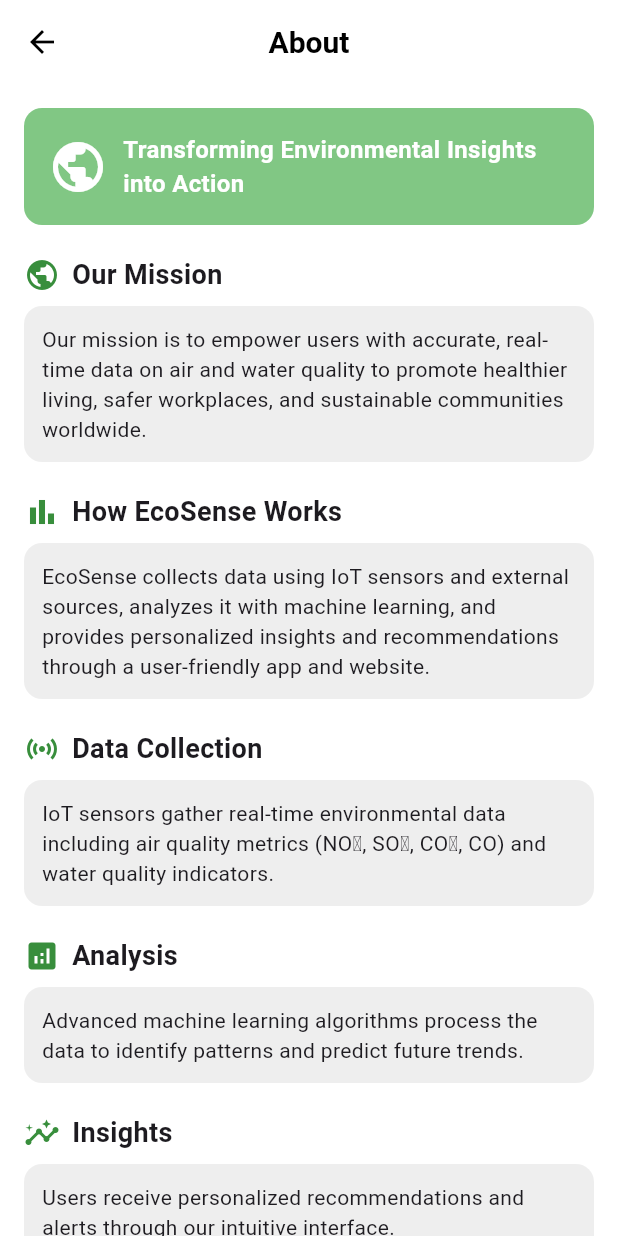
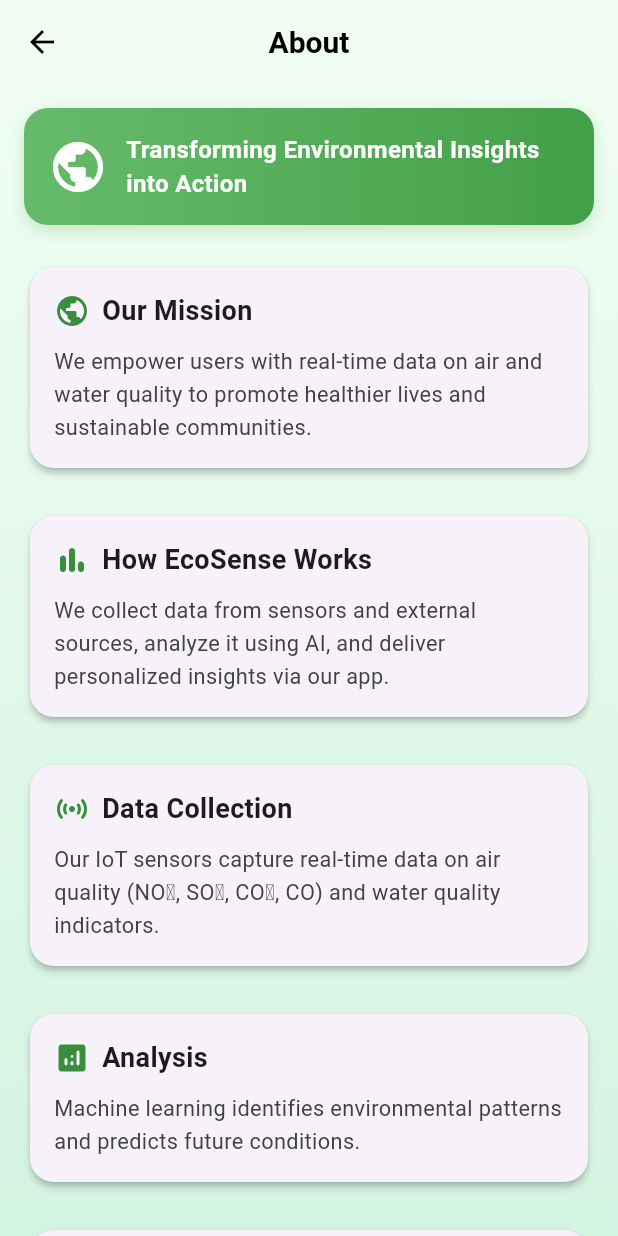
Before and after one commit to abdo-mokhtar/ecoproject, a Flutter app: the AboutPage screen opened directly, on a phone screen of 412 x 824 dp. Run offline on Flutter 3.47's test engine with Material 3 defaults, Android fonts, the phone set to English and light mode, and no system bars; our stand-ins replace curved_navigation_bar, dropdown_button2, dropdown_search, flutter_staggered_animations, lottie, lucide_icons and 2 more; accounts and stored records are empty.

Commit message:
change عه

```diff
--- a/lib/screens/about_page.dart
+++ b/lib/screens/about_page.dart
@@ -1,20 +1,33 @@
 import 'package:flutter/material.dart';
+import 'package:flutter_staggered_animations/flutter_staggered_animations.dart';
 
 class AboutPage extends StatelessWidget {
   const AboutPage({super.key});
 
   static const double _padding = 16.0;
-  static const double _spacing = 20.0;
-  static const double _borderRadius = 12.0;
+  static const double _spacing = 24.0;
+  static const double _borderRadius = 16.0;
 
   @override
   Widget build(BuildContext context) {
     return Scaffold(
-      backgroundColor: Colors.white,
-      appBar: AppBar(
-        backgroundColor: Colors.white,
+      body: Container(
+        decoration: const BoxDecoration(
+          gradient: LinearGradient(
+            begin: Alignment.topCenter,
+            end: Alignment.bottomCenter,
+            colors: [
+              Color(0xFFf1fdf3),
+              Color(0xFFd4f4e2),
+            ],
+          ),
+        ),
+        child: SafeArea(
+          child: Column(
+            children: [
+              AppBar(
+                backgroundColor: Colors.transparent,
                 elevation: 0,
-        scrolledUnderElevation: 0,
                 leading: IconButton(
                   icon: const Icon(Icons.arrow_back, color: Colors.black),
                   onPressed: () => Navigator.pop(context),
@@ -22,7 +35,11 @@
                 title: const _AppBarTitle(),
                 centerTitle: true,
               ),
-      body: const _AboutPageContent(),
+              const Expanded(child: _AboutPageContent()),
+            ],
+          ),
+        ),
+      ),
     );
   }
 }
@@ -36,7 +53,7 @@
       'About',
       style: TextStyle(
         fontSize: 20,
-        fontWeight: FontWeight.bold,
+        fontWeight: FontWeight.w600,
         color: Colors.black,
       ),
     );
@@ -48,55 +65,65 @@
 
   @override
   Widget build(BuildContext context) {
-    return const SingleChildScrollView(
-      padding: const EdgeInsets.all(AboutPage._padding),
-      child: const Column(
-        crossAxisAlignment: CrossAxisAlignment.start,
-        children: const [
+    final contentWidgets = const [
       _HeaderBox(),
-          SizedBox(height: AboutPage._spacing),
       _ContentSection(
         title: 'Our Mission',
         icon: Icons.public,
         content:
-                'Our mission is to empower users with accurate, real-time data on air and water quality to promote healthier living, safer workplaces, and sustainable communities worldwide.',
+            'We empower users with real-time data on air and water quality to promote healthier lives and sustainable communities.',
       ),
-          SizedBox(height: AboutPage._spacing),
       _ContentSection(
         title: 'How EcoSense Works',
-            icon: Icons.bar_chart,
+        icon: Icons.bar_chart_rounded,
         content:
-                'EcoSense collects data using IoT sensors and external sources, analyzes it with machine learning, and provides personalized insights and recommendations through a user-friendly app and website.',
+            'We collect data from sensors and external sources, analyze it using AI, and deliver personalized insights via our app.',
       ),
-          SizedBox(height: AboutPage._spacing),
       _ContentSection(
         title: 'Data Collection',
-            icon: Icons.sensors,
+        icon: Icons.sensors_rounded,
         content:
-                'IoT sensors gather real-time environmental data including air quality metrics (NO₂, SO₂, CO₂, CO) and water quality indicators.',
+            'Our IoT sensors capture real-time data on air quality (NO₂, SO₂, CO₂, CO) and water quality indicators.',
       ),
-          SizedBox(height: AboutPage._spacing),
       _ContentSection(
         title: 'Analysis',
-            icon: Icons.analytics,
+        icon: Icons.analytics_rounded,
         content:
-                'Advanced machine learning algorithms process the data to identify patterns and predict future trends.',
+            'Machine learning identifies environmental patterns and predicts future conditions.',
       ),
-          SizedBox(height: AboutPage._spacing),
       _ContentSection(
         title: 'Insights',
-            icon: Icons.insights,
+        icon: Icons.insights_rounded,
         content:
-                'Users receive personalized recommendations and alerts through our intuitive interface.',
+            'Users receive tailored recommendations and alerts via a user-friendly interface.',
       ),
-          SizedBox(height: AboutPage._spacing),
       _ContentSection(
-            title: 'UN SDG',
-            icon: Icons.eco,
+        title: 'UN SDGs',
+        icon: Icons.eco_rounded,
         content:
-                'SDG 3: Health and Well-being\nEnsuring healthy lives and promoting well-being for all.\n\nSDG 11: Sustainable Cities\nAdvanced machine learning algorithms process the data to identify patterns and predict future trends.\n\nSDG 13: Climate Action\nUsers receive personalized recommendations and alerts through our intuitive interface.',
+            '🌱 SDG 3: Health and Well-being\nEnsuring healthy lives for all.\n\n🏙️ SDG 11: Sustainable Cities\nImproving urban sustainability and resilience.\n\n🌍 SDG 13: Climate Action\nTaking urgent action to combat climate change.',
       ),
-        ],
+    ];
+
+    return AnimationLimiter(
+      child: ListView.builder(
+        padding: const EdgeInsets.all(AboutPage._padding),
+        itemCount: contentWidgets.length,
+        itemBuilder: (context, index) {
+          return AnimationConfiguration.staggeredList(
+            position: index,
+            duration: const Duration(milliseconds: 500),
+            child: SlideAnimation(
+              verticalOffset: 50.0,
+              child: FadeInAnimation(
+                child: Padding(
+                  padding: const EdgeInsets.only(bottom: AboutPage._spacing),
+                  child: contentWidgets[index],
+                ),
+              ),
+            ),
+          );
+        },
       ),
     );
   }
@@ -110,19 +137,28 @@
     return Container(
       padding: const EdgeInsets.all(AboutPage._padding),
       decoration: BoxDecoration(
-        color: Colors.green.shade300,
+        gradient: LinearGradient(
+          colors: [Colors.green.shade400, Colors.green.shade600],
+        ),
         borderRadius: BorderRadius.circular(AboutPage._borderRadius),
+        boxShadow: [
+          BoxShadow(
+            color: Colors.green.shade100,
+            blurRadius: 8,
+            offset: const Offset(0, 4),
+          ),
+        ],
       ),
       child: const Row(
         children: [
           Icon(Icons.public, color: Colors.white, size: 40),
-          SizedBox(width: 10),
+          SizedBox(width: 12),
           Expanded(
             child: Text(
               'Transforming Environmental Insights into Action',
               style: TextStyle(
                 fontSize: 16,
-                fontWeight: FontWeight.bold,
+                fontWeight: FontWeight.w600,
                 color: Colors.white,
               ),
             ),
@@ -146,7 +182,14 @@
 
   @override
   Widget build(BuildContext context) {
-    return Column(
+    return Card(
+      elevation: 2,
+      shape: RoundedRectangleBorder(
+        borderRadius: BorderRadius.circular(AboutPage._borderRadius),
+      ),
+      child: Padding(
+        padding: const EdgeInsets.all(16),
+        child: Column(
           crossAxisAlignment: CrossAxisAlignment.start,
           children: [
             Row(
@@ -155,23 +198,25 @@
                 const SizedBox(width: 8),
                 Text(
                   title,
-              style: const TextStyle(fontSize: 18, fontWeight: FontWeight.bold),
+                  style: const TextStyle(
+                    fontSize: 18,
+                    fontWeight: FontWeight.w600,
+                  ),
                 ),
               ],
             ),
-        const SizedBox(height: 8),
-        Container(
-          padding: const EdgeInsets.all(12),
-          decoration: BoxDecoration(
-            color: Colors.grey.shade200,
-            borderRadius: BorderRadius.circular(AboutPage._borderRadius),
-          ),
-          child: Text(
+            const SizedBox(height: 10),
+            Text(
               content,
-            style: const TextStyle(fontSize: 14),
+              style: TextStyle(
+                fontSize: 14.5,
+                color: Colors.grey.shade800,
+                height: 1.5,
               ),
             ),
           ],
+        ),
+      ),
     );
   }
 }
--- a/lib/screens/tips/business_tips_screen.dart
+++ b/lib/screens/tips/business_tips_screen.dart
@@ -102,7 +102,7 @@
             const SizedBox(height: 20),
             Expanded(
               child: ListView.builder(
-                padding: const EdgeInsets.symmetric(horizontal: 16),
+                padding: const EdgeInsets.symmetric(horizontal: 9),
                 itemCount: aqiLevels.length,
                 itemBuilder: (context, index) {
                   final item = aqiLevels[index];
--- a/lib/screens/tips/government_tips_screen.dart
+++ b/lib/screens/tips/government_tips_screen.dart
@@ -104,7 +104,7 @@
             const SizedBox(height: 20),
             Expanded(
               child: ListView.builder(
-                padding: const EdgeInsets.symmetric(horizontal: 16),
+                padding: const EdgeInsets.symmetric(horizontal: 9),
                 itemCount: aqiLevels.length,
                 itemBuilder: (context, index) {
                   final item = aqiLevels[index];
--- a/lib/screens/tips/regular_user_tips_screen.dart
+++ b/lib/screens/tips/regular_user_tips_screen.dart
@@ -98,7 +98,7 @@
             const SizedBox(height: 20),
             Expanded(
               child: ListView.builder(
-                padding: const EdgeInsets.symmetric(horizontal: 16),
+                padding: const EdgeInsets.symmetric(horizontal: 9),
                 itemCount: aqiLevels.length,
                 itemBuilder: (context, index) {
                   final item = aqiLevels[index];
--- a/pubspec.yaml
+++ b/pubspec.yaml
@@ -49,6 +49,8 @@
   lucide_icons: ^0.257.0
   marquee: ^2.3.0
   shared_preferences: ^2.5.3
+  flutter_staggered_animations: ^1.1.1
+  curved_navigation_bar: ^1.0.6
 
 flutter_icons:
   android: true
```
Also changed, not shown: lib/onboarding/style_onborading.dart (+26 -7 lines), lib/screens/navigationdestination/home_screen_business.dart (+19 -28 lines), lib/screens/navigationdestination/home_screen_goverment.dart (+19 -31 lines), lib/screens/navigationdestination/home_screen_user.dart (+30 -41 lines), lib/screens/navigationdestination/settings_page.dart (+1 -8 lines), pubspec.lock, 4 other files. Lines whose indentation alone changed are shown as unchanged.
